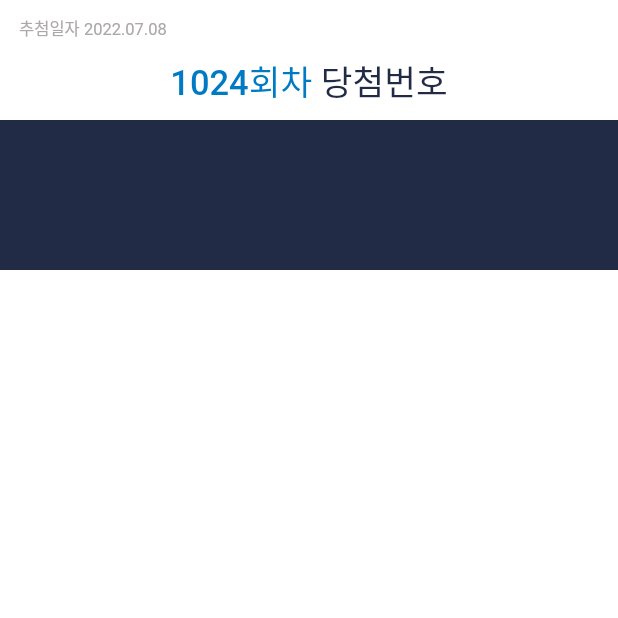
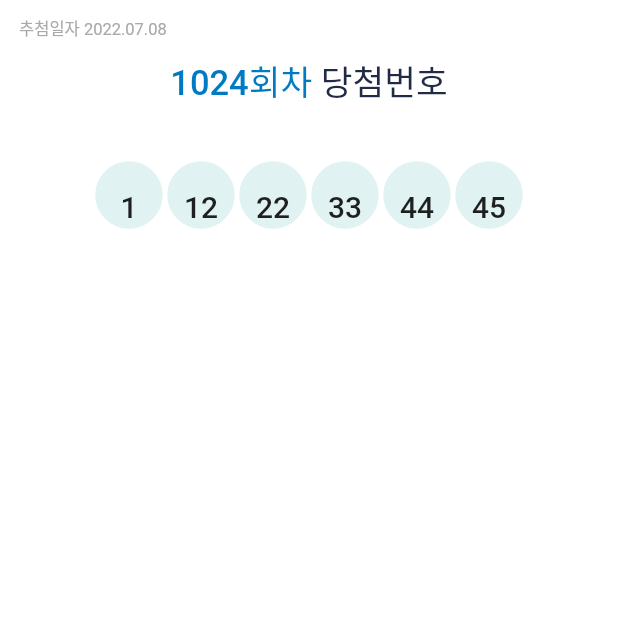
Before and after one commit to BangJihoon/Lottery_Bang, a Flutter app: the Home screen opened by its route, on a phone screen of 412 x 824 dp, the top half of it. Run offline on Flutter 3.47's test engine with Material 2 defaults, Android fonts, the phone set to English and light mode, and no system bars; drawn by our look-alikes of carousel_slider.

Commit message:
feat : Lottery Number UI facter

```diff
--- a/lib/presentation/screens/home.dart
+++ b/lib/presentation/screens/home.dart
@@ -58,7 +58,17 @@ class _HomeState extends State<Home> {
                     items: [0, 1, 2, 3, 4, 5, 6 ,7 ].map((i) {
                       return Builder(
                         builder: (BuildContext context) {
-                          return Container(color: FColors.black,);
+                          return Row(
+                            mainAxisAlignment: MainAxisAlignment.center,
+                            children: [
+                              LotteryNumber('1'),
+                              LotteryNumber('12'),
+                              LotteryNumber('22'),
+                              LotteryNumber('33'),
+                              LotteryNumber('44'),
+                              LotteryNumber('45'),
+                            ],
+                          );
                         }); //  <- 반복문을 이용한 contents를 만들어주었음 내용은 생략
                     }).toList(),
                   )
@@ -70,3 +80,28 @@ class _HomeState extends State<Home> {
     );
   }
 }
+
+class LotteryNumber extends StatelessWidget {
+  LotteryNumber(this.number);
+  final String number;
+
+  @override
+  Widget build(BuildContext context) {
+    return Container(
+      width: 45,
+      height: 45,
+      alignment: Alignment.bottomCenter,
+      margin: const EdgeInsets.all(1.5),
+      decoration: const BoxDecoration(
+        shape: BoxShape.circle,
+        color: Color(0xFFe0f2f1),
+      ),
+      padding: const EdgeInsets.fromLTRB(0, 0, 0, 3),
+      child: Text(
+          number,
+          textAlign: TextAlign.center,
+          style: const TextStyle(fontSize: 20.0,fontWeight: FontWeight.w500,) ),
+    );
+  }
+
+}
```
